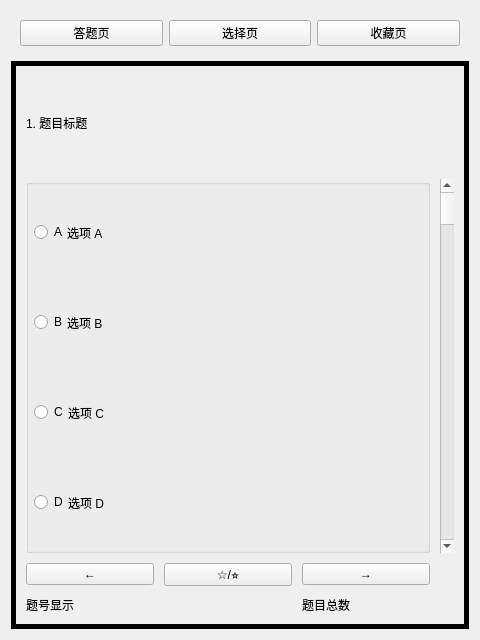
This is src/ui/widgetOfStart.ui in azh-1415926/CS_Contest as Qt 5 draws it before an edit. The edited form follows.
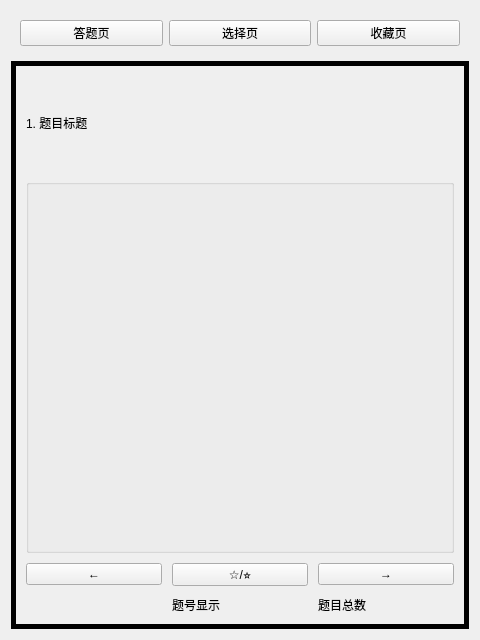
This is the edited form. Custom widgets are drawn as their Qt base class.

Commit message: 提升 clickOptions 作为组件，鼠标悬浮在选项内会有蓝框

The edit to the form file:
```diff
--- a/src/ui/widgetOfStart.ui
+++ b/src/ui/widgetOfStart.ui
@@ -50,7 +50,10 @@
       <number>0</number>
      </property>
      <widget class="QWidget" name="pageOfQuestion">
-      <layout class="QGridLayout" name="layoutOfQuestionPage" rowstretch="1,4,1,0" columnminimumwidth="0,0,0,0">
+      <layout class="QVBoxLayout" name="verticalLayout_2" stretch="1,4,0">
+       <property name="spacing">
+        <number>10</number>
+       </property>
        <property name="leftMargin">
         <number>10</number>
        </property>
@@ -63,63 +66,22 @@
        <property name="bottomMargin">
         <number>10</number>
        </property>
-       <property name="spacing">
-        <number>10</number>
-       </property>
-       <item row="2" column="1">
-        <widget class="QPushButton" name="collectButton">
-         <property name="text">
-          <string>☆/⭐</string>
-         </property>
-        </widget>
-       </item>
-       <item row="2" column="0">
-        <widget class="QPushButton" name="fowardButton">
-         <property name="text">
-          <string>←</string>
-         </property>
-        </widget>
-       </item>
-       <item row="3" column="0">
-        <widget class="QLabel" name="indexOfCurrentQuestion">
-         <property name="enabled">
-          <bool>true</bool>
-         </property>
-         <property name="layoutDirection">
-          <enum>Qt::LeftToRight</enum>
-         </property>
-         <property name="text">
-          <string>题号显示</string>
-         </property>
-        </widget>
-       </item>
-       <item row="3" column="2" colspan="2">
-        <widget class="QLabel" name="sumOfQuestions">
-         <property name="text">
-          <string>题目总数</string>
-         </property>
-        </widget>
-       </item>
-       <item row="0" column="0" colspan="2">
+       <item>
         <widget class="QLabel" name="textOfQuestion">
          <property name="text">
           <string>1. 题目标题</string>
          </property>
-        </widget>
-       </item>
-       <item row="2" column="2">
-        <widget class="QPushButton" name="nextButton">
-         <property name="text">
-          <string>→</string>
+         <property name="wordWrap">
+          <bool>true</bool>
          </property>
         </widget>
        </item>
-       <item row="1" column="0" colspan="3">
-        <widget class="QGroupBox" name="optionsOfQuestion">
+       <item>
+        <widget class="clickOptions" name="optionsOfQuestion">
          <property name="title">
           <string/>
          </property>
-         <layout class="QVBoxLayout" name="layoutOfOptions" stretch="1,1,1,1">
+         <layout class="QVBoxLayout" name="layoutOfOptions" stretch="">
           <property name="spacing">
            <number>5</number>
           </property>
@@ -135,105 +97,53 @@
           <property name="bottomMargin">
            <number>5</number>
           </property>
-          <item>
-           <layout class="QHBoxLayout" name="layoutOfOptionA" stretch="0,15">
-            <property name="spacing">
-             <number>0</number>
-            </property>
-            <property name="topMargin">
-             <number>0</number>
-            </property>
-            <property name="rightMargin">
-             <number>0</number>
-            </property>
-            <item>
-             <widget class="QRadioButton" name="optionOfA">
-              <property name="text">
-               <string>A</string>
-              </property>
-             </widget>
-            </item>
-            <item>
-             <widget class="clickLabel" name="textOfA">
-              <property name="text">
-               <string>选项 A</string>
-              </property>
-             </widget>
-            </item>
-           </layout>
-          </item>
-          <item>
-           <layout class="QHBoxLayout" name="layoutOfOptionB" stretch="0,15">
-            <property name="spacing">
-             <number>0</number>
-            </property>
-            <item>
-             <widget class="QRadioButton" name="optionOfB">
-              <property name="text">
-               <string>B</string>
-              </property>
-             </widget>
-            </item>
-            <item>
-             <widget class="clickLabel" name="textOfB">
-              <property name="text">
-               <string>选项 B</string>
-              </property>
-             </widget>
-            </item>
-           </layout>
-          </item>
-          <item>
-           <layout class="QHBoxLayout" name="layoutOfOptionC" stretch="0,15">
-            <property name="spacing">
-             <number>0</number>
-            </property>
-            <item>
-             <widget class="QRadioButton" name="optionOfC">
-              <property name="text">
-               <string>C</string>
-              </property>
-             </widget>
-            </item>
-            <item>
-             <widget class="clickLabel" name="textOfC">
-              <property name="text">
-               <string>选项 C</string>
-              </property>
-             </widget>
-            </item>
-           </layout>
-          </item>
-          <item>
-           <layout class="QHBoxLayout" name="layoutOfOptionD" stretch="0,15">
-            <property name="spacing">
-             <number>0</number>
-            </property>
-            <item>
-             <widget class="QRadioButton" name="optionOfD">
-              <property name="text">
-               <string>D</string>
-              </property>
-             </widget>
-            </item>
-            <item>
-             <widget class="clickLabel" name="textOfD">
-              <property name="text">
-               <string>选项 D</string>
-              </property>
-             </widget>
-            </item>
-           </layout>
-          </item>
          </layout>
         </widget>
        </item>
-       <item row="1" column="3">
-        <widget class="QScrollBar" name="scrollOfQuestion">
-         <property name="orientation">
-          <enum>Qt::Vertical</enum>
-         </property>
-        </widget>
+       <item>
+        <layout class="QGridLayout" name="layoutOfOperateButton">
+         <item row="0" column="1">
+          <widget class="QPushButton" name="collectButton">
+           <property name="text">
+            <string>☆/⭐</string>
+           </property>
+          </widget>
+         </item>
+         <item row="0" column="2">
+          <widget class="QPushButton" name="nextButton">
+           <property name="text">
+            <string>→</string>
+           </property>
+          </widget>
+         </item>
+         <item row="0" column="0">
+          <widget class="QPushButton" name="fowardButton">
+           <property name="text">
+            <string>←</string>
+           </property>
+          </widget>
+         </item>
+         <item row="1" column="2">
+          <widget class="QLabel" name="sumOfQuestions">
+           <property name="text">
+            <string>题目总数</string>
+           </property>
+          </widget>
+         </item>
+         <item row="1" column="1">
+          <widget class="QLabel" name="indexOfCurrentQuestion">
+           <property name="enabled">
+            <bool>true</bool>
+           </property>
+           <property name="layoutDirection">
+            <enum>Qt::LeftToRight</enum>
+           </property>
+           <property name="text">
+            <string>题号显示</string>
+           </property>
+          </widget>
+         </item>
+        </layout>
        </item>
       </layout>
      </widget>
@@ -290,9 +200,10 @@
  </widget>
  <customwidgets>
   <customwidget>
-   <class>clickLabel</class>
-   <extends>QLabel</extends>
-   <header>component/clicklabel.h</header>
+   <class>clickOptions</class>
+   <extends>QGroupBox</extends>
+   <header>component/clickoptions.h</header>
+   <container>1</container>
   </customwidget>
  </customwidgets>
  <resources/>
```
The commit also changes 5 other files.
